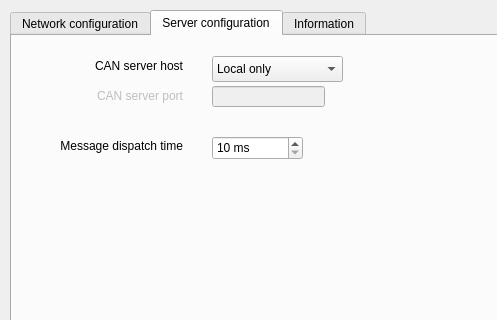
Before: the Qt Designer form source/qcan/applications/server/forms/ServerConfig.ui in canpie/CANpie, drawn with Qt 5; both pictures show x 0 to 497 and y 0 to 320 of the 640 by 480 pixel window.
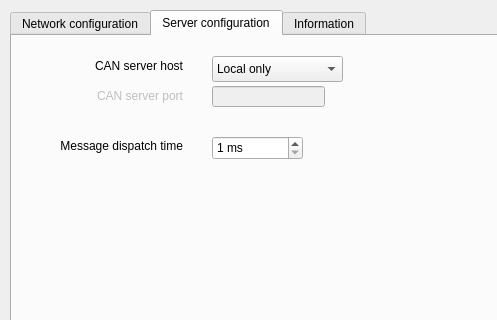
After: the same form once the commit is applied. The open tabs and pages were chosen to show the change. Icons and pictures are not drawn.

Commit message: Reduce time limit for dispatcher

```diff
--- a/source/qcan/applications/server/forms/ServerConfig.ui
+++ b/source/qcan/applications/server/forms/ServerConfig.ui
@@ -452,10 +452,10 @@
       <string> ms</string>
      </property>
      <property name="minimum">
-      <number>10</number>
+      <number>1</number>
      </property>
      <property name="maximum">
-      <number>200</number>
+      <number>50</number>
      </property>
     </widget>
     <widget class="QLineEdit" name="pclEdtSrvPortM">
```
Left out of the diff: 2 changed lines with no effect on the pictures.
